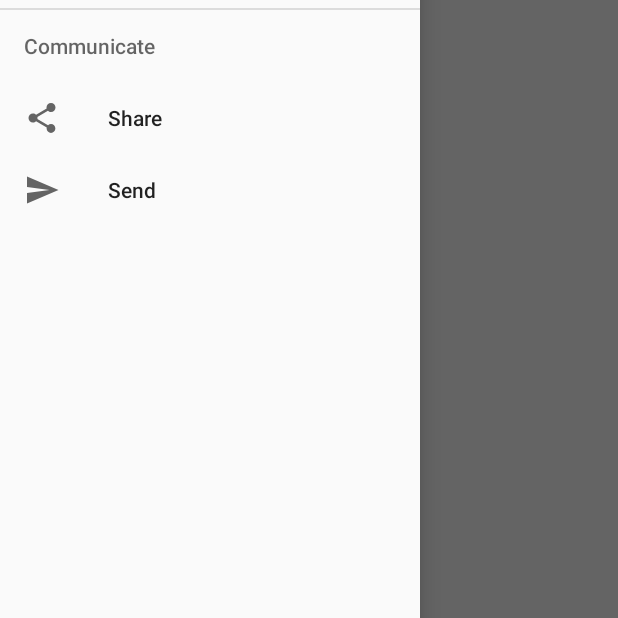
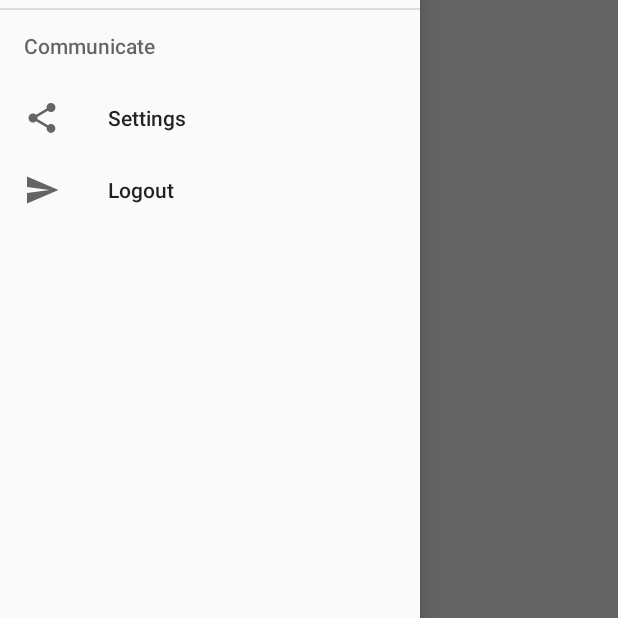
Before and after one commit to ArtemGulia/KickerApp, an Android app: the KickerAppActivity screen opened directly, with no data from a screen before it, with the side drawer open, on a phone screen of 412 x 824 dp, the part 400-1018 px from its top. Run offline under Robolectric (Android 15) with nearby library versions, the phone set to English and light mode, and no system bars; our stand-ins replace CircleImageView, Picasso; libraries missing offline, so code that uses them is left out: com.github.nkzawa.socketio, retrofit.client; pictures from the network do not load.

```diff
--- a/app/src/main/java/com/g_art/kickerapp/activity/KickerAppActivity.java
+++ b/app/src/main/java/com/g_art/kickerapp/activity/KickerAppActivity.java
@@ -52,6 +52,9 @@ public class KickerAppActivity extends AppCompatActivity implements View.OnClick
         NavigationView.OnNavigationItemSelectedListener {
 
     public static final String PLAYER_KEY = "Player";
+    public static final String SIGN_UP = "signUp";
+    public static final String CHECKED_ITEM_ID = "checkedItemId";
+    public int item_id = 0;
     private SharedPrefsHandler loginHandler;
     public static int LOGIN_REQUEST_CODE = 1;
     public final static String FRAGMENT_TAG = "Fragment_Tag";
@@ -81,16 +84,30 @@ public class KickerAppActivity extends AppCompatActivity implements View.OnClick
 
         setContentView(R.layout.activity_home);
 
+        NavigationView navigationView = (NavigationView) findViewById(R.id.nav_view);
+        View header = navigationView.getHeaderView(0);
+        header.setOnClickListener(this);
+
+        mTxtPlayerName = (TextView) header.findViewById(R.id.txt_nav_header_player_name);
+        mImgNavPlayerAvatar = (CircleImageView) header.findViewById(R.id.nav_header_player_avatar);
+        mImgNavPlayerAvatar.setOnClickListener(this);
+        navigationView.setNavigationItemSelectedListener(this);
+
         if (savedInstanceState != null) {
             //Restore the fragment's instance
-            signUp = savedInstanceState.getBoolean("signUp");
+            signUp = savedInstanceState.getBoolean(SIGN_UP);
+            item_id = savedInstanceState.getInt(CHECKED_ITEM_ID, 0);
             mPlayer = savedInstanceState.getParcelable(PLAYER_KEY);
             mFragment = getSupportFragmentManager().getFragment(savedInstanceState, FRAGMENT_TAG);
+            if (item_id == 0) {
+                uncheckAllMenuItems(navigationView);
+            } else {
+                navigationView.setCheckedItem(item_id);
+            }
         } else {
             checkLogin();
         }
-
-//        mSocket.connect();
+        updateNavHeader();
 
         Toolbar toolbar = (Toolbar) findViewById(R.id.toolbar);
         setSupportActionBar(toolbar);
@@ -103,16 +120,6 @@ public class KickerAppActivity extends AppCompatActivity implements View.OnClick
                 this, drawer, toolbar, R.string.navigation_drawer_open, R.string.navigation_drawer_close);
         drawer.setDrawerListener(toggle);
         toggle.syncState();
-
-        NavigationView navigationView = (NavigationView) findViewById(R.id.nav_view);
-        View header = navigationView.getHeaderView(0);
-        header.setOnClickListener(this);
-
-        mTxtPlayerName = (TextView) header.findViewById(R.id.txt_nav_header_player_name);
-        mImgNavPlayerAvatar = (CircleImageView) header.findViewById(R.id.nav_header_player_avatar);
-        mImgNavPlayerAvatar.setOnClickListener(this);
-        navigationView.setNavigationItemSelectedListener(this);
-        updateNavHeader();
     }
 
     private void checkLogin() {
@@ -124,7 +131,9 @@ public class KickerAppActivity extends AppCompatActivity implements View.OnClick
         } else {
             //TODO getSession
             signUp = false;
-            authorizeUser();
+            if (mPlayer == null || RestClient.getsSessionId() == null) {
+                authorizeUser();
+            }
         }
     }
 
@@ -138,7 +147,6 @@ public class KickerAppActivity extends AppCompatActivity implements View.OnClick
         }
     }
 
-
     @Override
     protected void onSaveInstanceState(Bundle outState) {
         super.onSaveInstanceState(outState);
@@ -148,7 +156,8 @@ public class KickerAppActivity extends AppCompatActivity implements View.OnClick
             outState.putParcelable(PLAYER_KEY, mPlayer);
             getSupportFragmentManager().putFragment(outState, FRAGMENT_TAG, mFragment);
         }
-        outState.putBoolean("signUp", signUp);
+        outState.putInt(CHECKED_ITEM_ID, item_id);
+        outState.putBoolean(SIGN_UP, signUp);
     }
 
     protected void onActivityResult(int requestCode, int resultCode, Intent data) {
@@ -266,7 +275,7 @@ public class KickerAppActivity extends AppCompatActivity implements View.OnClick
     public boolean onNavigationItemSelected(MenuItem item) {
         // Handle navigation view item clicks here.
         int id = item.getItemId();
-
+        item_id = id;
         // now set clicked menu item to checked
         item.setChecked(true);
 
@@ -308,6 +317,7 @@ public class KickerAppActivity extends AppCompatActivity implements View.OnClick
     }
 
     private void openPlayerProfileFromNV() {
+        item_id = 0;
         Bundle bundle = new Bundle();
         bundle.putParcelable(PlayerFragment.PLAYER_KEY, mPlayer);
 
@@ -326,6 +336,7 @@ public class KickerAppActivity extends AppCompatActivity implements View.OnClick
     }
 
     private void uncheckAllMenuItems(NavigationView navigationView) {
+        item_id = 0;
         final Menu menu = navigationView.getMenu();
         for (int i = 0; i < menu.size(); i++) {
             MenuItem item = menu.getItem(i);
--- a/app/src/main/res/menu/activity_home_drawer.xml
+++ b/app/src/main/res/menu/activity_home_drawer.xml
@@ -15,13 +15,13 @@
     <item android:title="Communicate">
         <menu>
             <item
-                android:id="@+id/nav_share"
+                android:id="@+id/nav_settings"
                 android:icon="@drawable/ic_menu_share"
-                android:title="Share" />
+                android:title="@string/settings" />
             <item
-                android:id="@+id/nav_send"
+                android:id="@+id/nav_logout"
                 android:icon="@drawable/ic_menu_send"
-                android:title="Send" />
+                android:title="@string/logout" />
         </menu>
     </item>
 
--- a/app/src/main/res/values/strings.xml
+++ b/app/src/main/res/values/strings.xml
@@ -20,5 +20,7 @@
     <!-- Navigation View-->
     <string name="nav_games">Games</string>
     <string name="nav_tournaments">Tournaments</string>
+    <string name="settings">Settings</string>
+    <string name="logout">Logout</string>
 
 </resources>
```
Also changed, not shown: app/src/main/java/com/g_art/kickerapp/fragment/game/GamesFragment.java (+8 -1 lines), app/src/main/res/layout/fragment_games_list.xml (+8 -0 lines).
